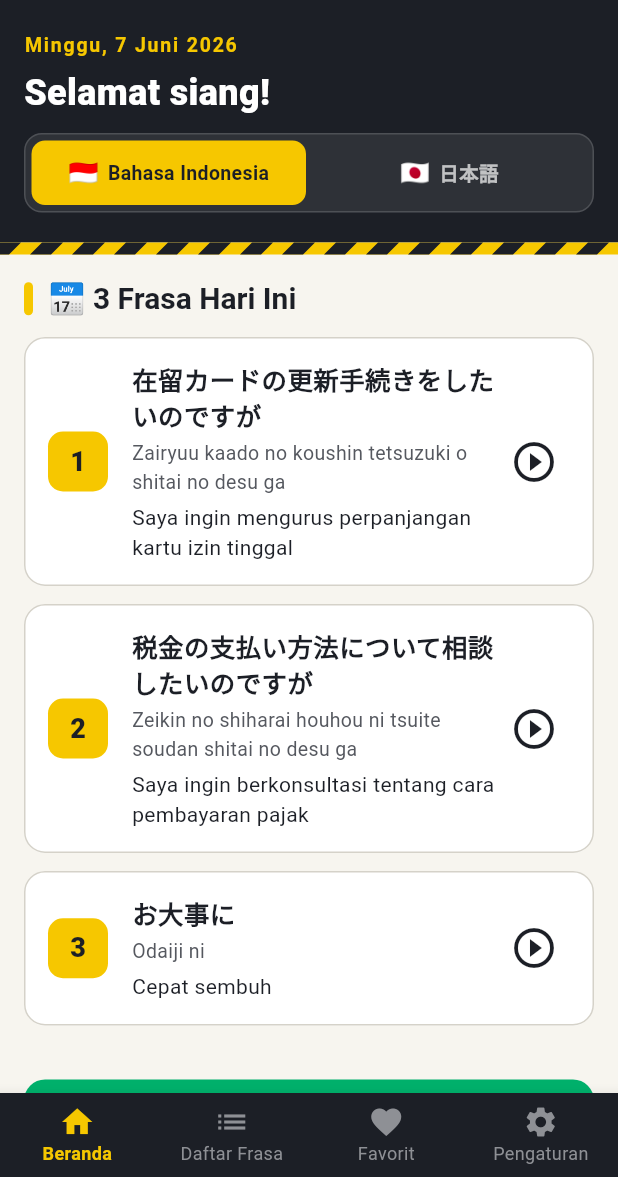
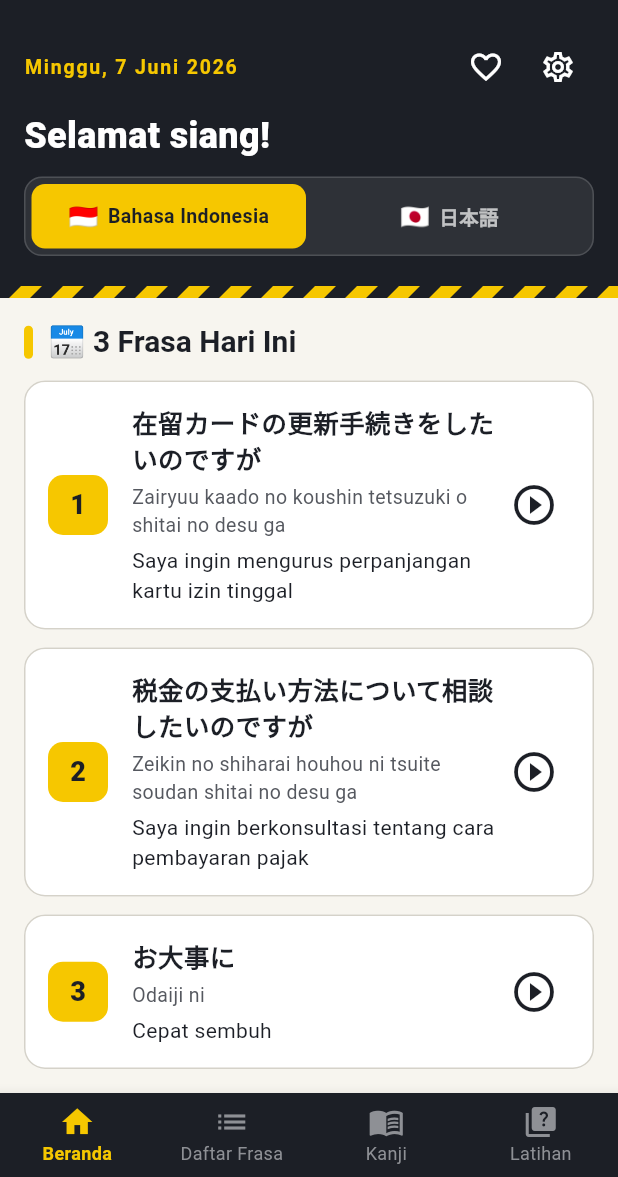
Before and after one commit to yuuki45/genba-nihongo, a Flutter app: the screen it shows after launch, on a phone screen of 412 x 824 dp, the part 59-1236 px from its top. Run offline on Flutter 3.47's test engine with Material 3 defaults, Android fonts, the phone set to English and light mode, and no system bars; our stand-ins replace flutter_riverpod, flutter_tts, shared_preferences, sqflite; missing offline and left inert: purchases_flutter; accounts and stored records are empty; Roboto replaces fonts that are missing (BIZUDPGothic, ZenMaruGothic); statements that could not run were skipped.

Commit message:
ボトムナビを学習機能中心に再構成
- ボトムナビ: ホーム / フレーズ / 漢字学習 / 演習問題 の4タブに変更
  （お気に入り・設定タブを廃止し、漢字学習とJLPT演習問題を昇格）
- お気に入り・設定はヘッダー右上のアイコンボタンに移動
  - ホームのヒーローヘッダー（日付行の右側、白アイコン）
  - フレーズ・漢字学習・演習問題タブのAppBar actions
  - 共通ウィジェット buildHeaderActions として一元化
- タブ選択をselectedTabProviderでProvider化し、
  ホームの漢字学習/JLPT演習問題ブロックは画面pushではなくタブ切替に
  （ボトムナビの選択状態と画面が常に一致する）

Co-Authored-By: Claude Opus 4.8 (1M context) <noreply@anthropic.com>

```diff
--- a/lib/l10n/app_id.arb
+++ b/lib/l10n/app_id.arb
@@ -366,6 +366,16 @@
     "description": "Terakhir diperbarui"
   },
 
+  "navKanji": "Kanji",
+  "@navKanji": {
+    "description": "Navigasi bawah: tab belajar kanji"
+  },
+
+  "navQuiz": "Latihan",
+  "@navQuiz": {
+    "description": "Navigasi bawah: tab latihan soal"
+  },
+
   "homeKanjiBlockTitle": "Belajar Kanji",
   "@homeKanjiBlockTitle": {
     "description": "Judul blok belajar kanji di beranda"
--- a/lib/l10n/app_localizations.dart
+++ b/lib/l10n/app_localizations.dart
@@ -524,6 +524,18 @@ abstract class AppLocalizations {
   /// **'最終更新日'**
   String get lastUpdated;
 
+  /// ボトムナビ: 漢字学習タブ
+  ///
+  /// In ja, this message translates to:
+  /// **'漢字学習'**
+  String get navKanji;
+
+  /// ボトムナビ: 演習問題タブ
+  ///
+  /// In ja, this message translates to:
+  /// **'演習問題'**
+  String get navQuiz;
+
   /// ホームの漢字学習ブロックタイトル
   ///
   /// In ja, this message translates to:
--- a/lib/l10n/app_localizations_id.dart
+++ b/lib/l10n/app_localizations_id.dart
@@ -231,6 +231,12 @@ class AppLocalizationsId extends AppLocalizations {
   String get lastUpdated => 'Terakhir Diperbarui';
 
   @override
+  String get navKanji => 'Kanji';
+
+  @override
+  String get navQuiz => 'Latihan';
+
+  @override
   String get homeKanjiBlockTitle => 'Belajar Kanji';
 
   @override
--- a/lib/l10n/app_localizations_ja.dart
+++ b/lib/l10n/app_localizations_ja.dart
@@ -226,6 +226,12 @@ class AppLocalizationsJa extends AppLocalizations {
   String get lastUpdated => '最終更新日';
 
   @override
+  String get navKanji => '漢字学習';
+
+  @override
+  String get navQuiz => '演習問題';
+
+  @override
   String get homeKanjiBlockTitle => '漢字学習';
 
   @override
--- a/lib/main.dart
+++ b/lib/main.dart
@@ -4,9 +4,10 @@ import 'package:flutter_localizations/flutter_localizations.dart';
 import 'package:intl/date_symbol_data_local.dart';
 import 'presentation/screens/home/home_screen.dart';
 import 'presentation/screens/phrases/phrase_scene_screen.dart';
-import 'presentation/screens/favorites/favorites_screen.dart';
-import 'presentation/screens/settings/settings_screen.dart';
+import 'presentation/screens/kanji/kanji_home_screen.dart';
+import 'presentation/screens/quiz/jlpt_home_screen.dart';
 import 'presentation/services/tts_service.dart';
+import 'presentation/providers/navigation_provider.dart';
 import 'presentation/providers/settings_provider.dart';
 import 'presentation/providers/purchase_provider.dart';
 import 'presentation/theme/app_theme.dart';
@@ -102,38 +103,31 @@ class MyApp extends ConsumerWidget {
 }
 
 /// メイン画面（BottomNavigationBar付き）
-class MainScreen extends StatefulWidget {
+///
+/// タブはホーム・フレーズ・漢字学習・演習問題の学習機能で構成。
+/// お気に入り・設定は各画面右上のヘッダーボタンから開く。
+class MainScreen extends ConsumerWidget {
   const MainScreen({super.key});
-
-  @override
-  State<MainScreen> createState() => _MainScreenState();
-}
-
-class _MainScreenState extends State<MainScreen> {
-  int _selectedIndex = 0;
 
   static const List<Widget> _screens = [
     HomeScreen(),
     PhraseSceneScreen(),
-    FavoritesScreen(),
-    SettingsScreen(),
+    KanjiHomeScreen(),
+    JlptHomeScreen(),
   ];
 
-  void _onItemTapped(int index) {
-    setState(() {
-      _selectedIndex = index;
-    });
-  }
-
   @override
-  Widget build(BuildContext context) {
+  Widget build(BuildContext context, WidgetRef ref) {
     final l10n = AppLocalizations.of(context)!;
+    final selectedIndex = ref.watch(selectedTabProvider);
 
     return Scaffold(
-      body: _screens[_selectedIndex],
+      body: _screens[selectedIndex],
       bottomNavigationBar: BottomNavigationBar(
-        currentIndex: _selectedIndex,
-        onTap: _onItemTapped,
+        currentIndex: selectedIndex,
+        onTap: (index) {
+          ref.read(selectedTabProvider.notifier).state = index;
+        },
         type: BottomNavigationBarType.fixed,
         items: [
           BottomNavigationBarItem(
@@ -145,12 +139,12 @@ class _MainScreenState extends State<MainScreen> {
             label: l10n.navPhrases,
           ),
           BottomNavigationBarItem(
-            icon: const Icon(Icons.favorite),
-            label: l10n.navFavorites,
+            icon: const Icon(Icons.menu_book),
+            label: l10n.navKanji,
           ),
           BottomNavigationBarItem(
-            icon: const Icon(Icons.settings),
-            label: l10n.navSettings,
+            icon: const Icon(Icons.quiz),
+            label: l10n.navQuiz,
           ),
         ],
       ),
--- /dev/null
+++ b/lib/presentation/providers/navigation_provider.dart
@@ -0,0 +1,15 @@
+import 'package:flutter_riverpod/flutter_riverpod.dart';
+
+/// ボトムナビゲーションのタブ番号
+class AppTabs {
+  static const int home = 0;
+  static const int phrases = 1;
+  static const int kanji = 2;
+  static const int quiz = 3;
+}
+
+/// 選択中のボトムナビタブを管理するProvider
+///
+/// ホーム画面の機能ブロックなど、ボトムナビ以外からも
+/// タブを切り替えられるようProvider化している。
+final selectedTabProvider = StateProvider<int>((ref) => AppTabs.home);
--- a/lib/presentation/screens/home/home_screen.dart
+++ b/lib/presentation/screens/home/home_screen.dart
@@ -1,14 +1,14 @@
 import 'package:flutter/material.dart';
 import 'package:flutter_riverpod/flutter_riverpod.dart';
 import 'package:intl/intl.dart';
+import '../../providers/navigation_provider.dart';
 import '../../providers/phrase_provider.dart';
 import '../../providers/settings_provider.dart';
 import '../../theme/app_theme.dart';
+import '../../widgets/header_actions.dart';
 import '../../widgets/language_segmented_control.dart';
 import '../../../data/models/phrase.dart';
 import '../phrase_detail/phrase_detail_screen.dart';
-import '../quiz/jlpt_home_screen.dart';
-import '../kanji/kanji_home_screen.dart';
 import '../../services/tts_service.dart';
 import '../../../l10n/app_localizations.dart';
 
@@ -139,8 +139,11 @@ class _HomeScreenState extends ConsumerState<HomeScreen> {
           child: Column(
             crossAxisAlignment: CrossAxisAlignment.start,
             children: [
-              // 日付（標識の管理番号風の小ラベル）
-              Text(
+              // 日付（標識の管理番号風の小ラベル）+ お気に入り・設定ボタン
+              Row(
+                children: [
+                  Expanded(
+                    child: Text(
                       dateText,
                       style: const TextStyle(
                         fontFamily: AppTheme.bodyFont,
@@ -149,6 +152,10 @@ class _HomeScreenState extends ConsumerState<HomeScreen> {
                         color: AppColors.safetyYellow,
                         letterSpacing: 1.2,
                       ),
+                    ),
+                  ),
+                  ...buildHeaderActions(context, color: Colors.white),
+                ],
               ),
               const SizedBox(height: 6),
               // あいさつ（時間帯に応じて切り替わる）
@@ -344,10 +351,8 @@ class _HomeScreenState extends ConsumerState<HomeScreen> {
       descriptionColor: Colors.white.withValues(alpha: 0.85),
       chevronColor: Colors.white,
       onTap: () {
-        Navigator.push(
-          context,
-          MaterialPageRoute(builder: (context) => const KanjiHomeScreen()),
-        );
+        // 漢字学習タブへ切り替え
+        ref.read(selectedTabProvider.notifier).state = AppTabs.kanji;
       },
     );
   }
@@ -369,10 +374,8 @@ class _HomeScreenState extends ConsumerState<HomeScreen> {
       descriptionColor: Colors.white70,
       chevronColor: AppColors.safetyYellow,
       onTap: () {
-        Navigator.push(
-          context,
-          MaterialPageRoute(builder: (context) => const JlptHomeScreen()),
-        );
+        // 演習問題タブへ切り替え
+        ref.read(selectedTabProvider.notifier).state = AppTabs.quiz;
       },
     );
   }
--- a/lib/presentation/screens/kanji/kanji_home_screen.dart
+++ b/lib/presentation/screens/kanji/kanji_home_screen.dart
@@ -8,6 +8,7 @@ import '../../../l10n/app_localizations.dart';
 import 'kanji_card_screen.dart';
 import 'kanji_dictionary_screen.dart';
 import 'kanji_quiz_screen.dart';
+import '../../widgets/header_actions.dart';
 
 /// 現場の漢字 メニュー画面
 class KanjiHomeScreen extends ConsumerWidget {
@@ -23,6 +24,7 @@ class KanjiHomeScreen extends ConsumerWidget {
         title: Text(l10n.kanjiCardTitle),
         backgroundColor: Theme.of(context).colorScheme.primary,
         foregroundColor: Colors.white,
+        actions: buildHeaderActions(context, color: Colors.white),
       ),
       body: ListView(
         padding: const EdgeInsets.all(16.0),
--- a/lib/presentation/screens/phrases/phrase_scene_screen.dart
+++ b/lib/presentation/screens/phrases/phrase_scene_screen.dart
@@ -7,6 +7,7 @@ import '../../../data/models/phrase_scene.dart';
 import '../search/search_screen.dart';
 import 'phrase_list_screen.dart';
 import '../../../l10n/app_localizations.dart';
+import '../../widgets/header_actions.dart';
 
 /// フレーズのシーン選択画面（ハブ）
 ///
@@ -41,6 +42,7 @@ class PhraseSceneScreen extends ConsumerWidget {
               );
             },
           ),
+          ...buildHeaderActions(context),
         ],
       ),
       body: ListView(
--- a/lib/presentation/screens/quiz/jlpt_home_screen.dart
+++ b/lib/presentation/screens/quiz/jlpt_home_screen.dart
@@ -2,6 +2,7 @@ import 'package:flutter/material.dart';
 import 'package:flutter_riverpod/flutter_riverpod.dart';
 import '../../providers/purchase_provider.dart';
 import '../../theme/app_theme.dart';
+import '../../widgets/header_actions.dart';
 import '../../widgets/locked_content_banner.dart';
 import '../../../data/iap/product_catalog.dart';
 import '../../../l10n/app_localizations.dart';
@@ -26,6 +27,7 @@ class JlptHomeScreen extends ConsumerWidget {
     return Scaffold(
       appBar: AppBar(
         title: Text(l10n.homeJlptBlockTitle),
+        actions: buildHeaderActions(context),
       ),
       body: ListView(
         padding: const EdgeInsets.all(16.0),
--- /dev/null
+++ b/lib/presentation/widgets/header_actions.dart
@@ -0,0 +1,35 @@
+import 'package:flutter/material.dart';
+import '../screens/favorites/favorites_screen.dart';
+import '../screens/settings/settings_screen.dart';
+import '../../l10n/app_localizations.dart';
+
+/// ヘッダー右上のアクションボタン（お気に入り・設定）
+///
+/// ボトムナビから外したお気に入り・設定への導線。
+/// 各タブのAppBar actionsやホームのヒーローヘッダーで共通利用する。
+List<Widget> buildHeaderActions(BuildContext context, {Color? color}) {
+  final l10n = AppLocalizations.of(context)!;
+
+  return [
+    IconButton(
+      icon: Icon(Icons.favorite_border, color: color),
+      tooltip: l10n.navFavorites,
+      onPressed: () {
+        Navigator.push(
+          context,
+          MaterialPageRoute(builder: (context) => const FavoritesScreen()),
+        );
+      },
+    ),
+    IconButton(
+      icon: Icon(Icons.settings_outlined, color: color),
+      tooltip: l10n.navSettings,
+      onPressed: () {
+        Navigator.push(
+          context,
+          MaterialPageRoute(builder: (context) => const SettingsScreen()),
+        );
+      },
+    ),
+  ];
+}
```
Also changed, not shown: lib/l10n/app_ja.arb (+10 -0 lines). Lines whose indentation alone changed are shown as unchanged.
